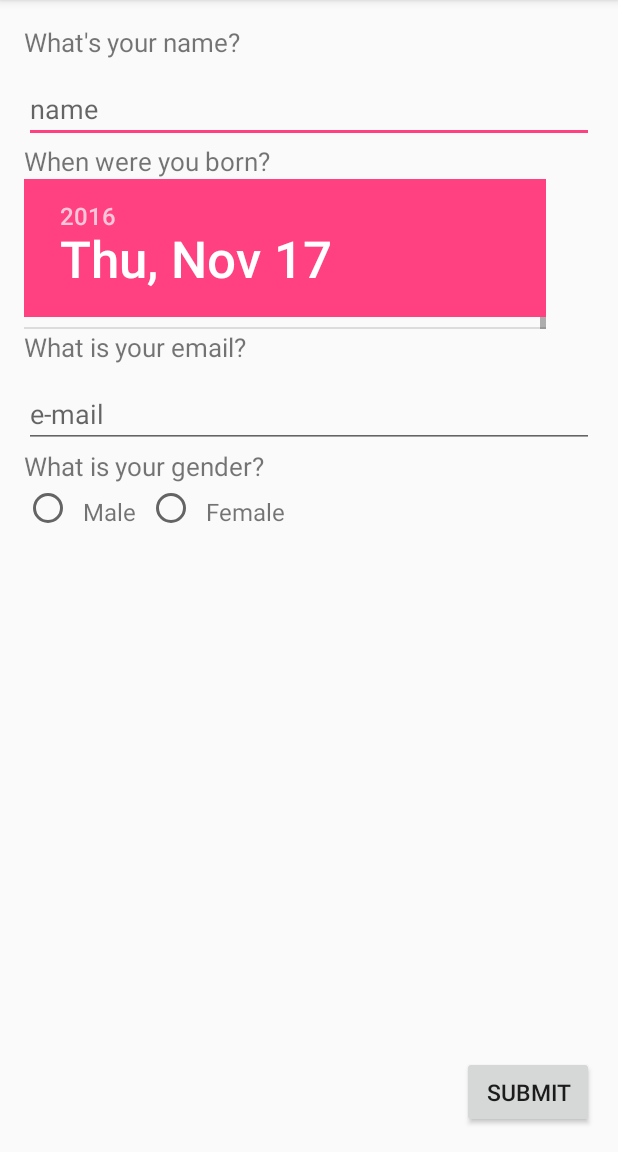
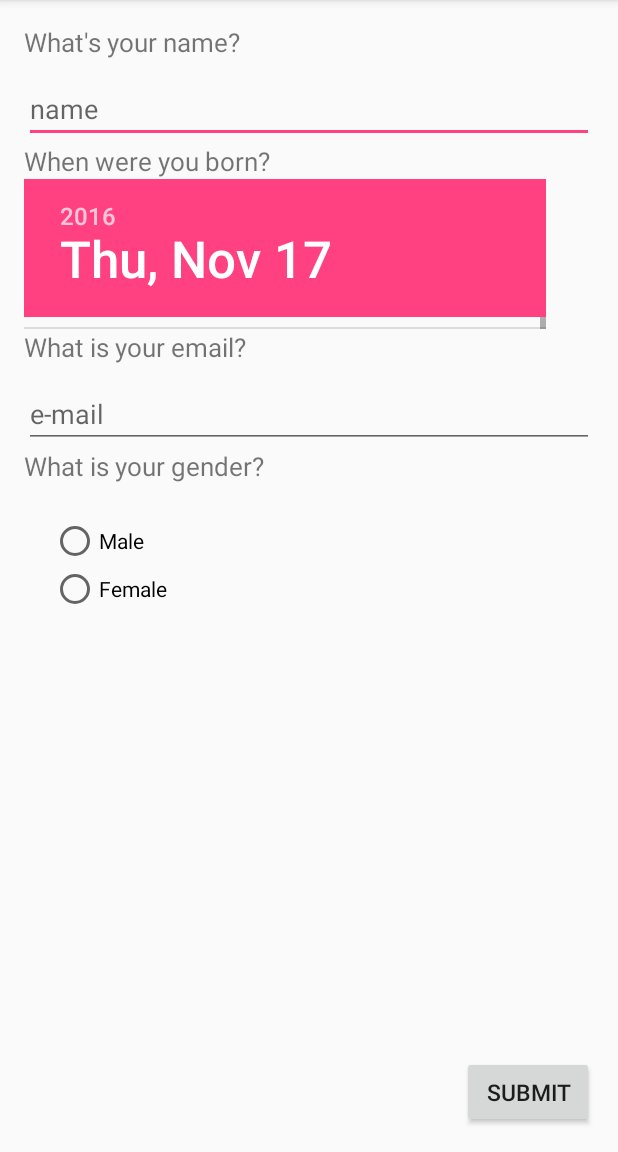
Before and after one commit to ZP4/MatchWearAPP, an Android app: the QuizActivity screen opened directly, with no data from a screen before it, on a phone screen of 412 x 824 dp, the part 84-1236 px from its top. Run offline under Robolectric (Android 15) with nearby library versions, the phone set to English and light mode, and no system bars.

Commit message:
add radio group

```diff
--- a/app/src/main/res/layout/activity_quiz.xml
+++ b/app/src/main/res/layout/activity_quiz.xml
@@ -61,7 +61,6 @@
         android:textSize="17dp"
         android:layout_below="@+id/email"
         android:id="@+id/textgender"/>
-
     <Button
         android:layout_width="wrap_content"
         android:layout_height="wrap_content"
@@ -70,49 +69,29 @@
         android:layout_alignParentBottom="true"
         android:layout_alignParentRight="true"
         android:id="@+id/submit"/>
-
     <RadioGroup
         android:layout_width="wrap_content"
         android:layout_height="wrap_content"
-        android:layout_below="@+id/genderchoice1"
+        android:layout_below="@+id/textgender"
         android:layout_alignParentLeft="true"
         android:layout_alignParentStart="true"
         android:layout_marginLeft="18dp"
         android:layout_marginStart="18dp"
-        android:layout_marginTop="22dp" />
-
+        android:layout_marginTop="22dp">
         <RadioButton
             android:layout_width="wrap_content"
             android:layout_height="wrap_content"
-        android:layout_below="@+id/textgender"
+            android:text="Male"
             android:id="@+id/malebubble"/>
-    <TextView
-        android:layout_width="wrap_content"
-        android:layout_height="wrap_content"
-        android:layout_toEndOf="@+id/malebubble"
-        android:layout_toRightOf="@+id/malebubble"
-        android:layout_below="@+id/textgender"
-        android:textSize="16dp"
-        android:padding="7dp"
-        android:text="Male"
-        android:id="@+id/genderchoice1"/>
         <RadioButton
             android:layout_width="wrap_content"
             android:layout_height="wrap_content"
-        android:layout_below="@+id/textgender"
-        android:layout_toEndOf="@+id/genderchoice1"
-        android:layout_toRightOf="@+id/genderchoice1"
+            android:text="Female"
             android:id="@+id/femalebubble"/>
-    <TextView
-        android:layout_width="wrap_content"
-        android:layout_height="wrap_content"
-        android:layout_toEndOf="@+id/femalebubble"
-        android:layout_toRightOf="@+id/femalebubble"
-        android:layout_below="@+id/textgender"
-        android:textSize="16dp"
-        android:padding="7dp"
-        android:text="Female"
-        android:id="@+id/genderchoice2"/>
+    </RadioGroup>
+
+
+
 
 
 
```
Lines whose indentation alone changed are shown as unchanged.
